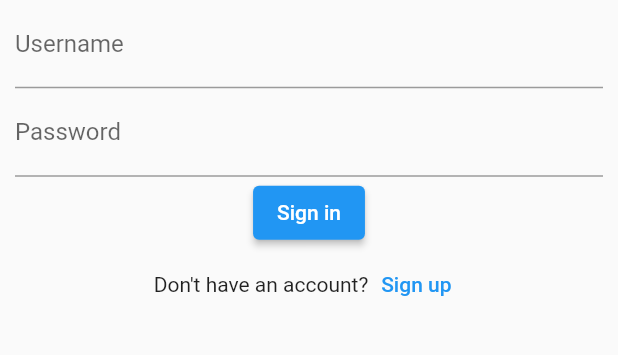
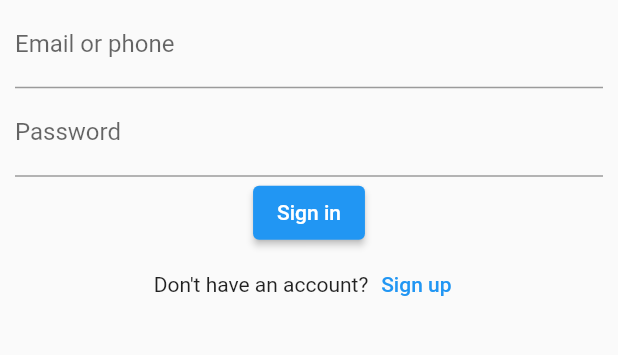
Before and after one commit to Mr-Programmar/Genny-App, a Flutter app: the screen it shows after launch, on a phone screen of 412 x 824 dp, the part 496-851 px from its top. Run offline on Flutter 3.47's test engine with Material 2 defaults, Android fonts, the phone set to English and light mode, and no system bars; our stand-ins replace get, lottie.

Commit message:
lasr_save

```diff
--- a/lib/main.dart
+++ b/lib/main.dart
@@ -19,7 +19,7 @@ class MyApp extends StatelessWidget {
       theme: ThemeData(
         primarySwatch: Colors.blue,
       ),
-      home: Splash(),
+      home: const Splash(),
     );
   }
 }
--- a/lib/view/Login_Screen.dart
+++ b/lib/view/Login_Screen.dart
@@ -1,12 +1,22 @@
 import 'package:flutter/material.dart';
-import 'package:genny_app/view/Home_Screen.dart';
 import 'package:get/get.dart';
 import 'package:get/get_core/src/get_main.dart';
 
-import 'main_View.dart';
+import '../controller/controller_login.dart';
 
-class Login extends StatelessWidget {
+
+
+class Login extends StatefulWidget {
   const Login({Key? key}) : super(key: key);
+
+  @override
+  State<Login> createState() => _LoginState();
+}
+
+class _LoginState extends State<Login> {
+  TextEditingController emailcontroller = TextEditingController();
+  TextEditingController passwordcontroller = TextEditingController();
+  loginController _controller= Get.put(loginController());
 
   @override
   Widget build(BuildContext context) {
@@ -14,31 +24,29 @@ class Login extends StatelessWidget {
       child: Scaffold(
         body: Container(
           margin: EdgeInsets.only(top: 200),
-          padding: EdgeInsets.symmetric(horizontal: 10,vertical: 10),
-
+          padding: EdgeInsets.symmetric(horizontal: 10, vertical: 10),
           child: Column(
             children: [
+              Image(image: AssetImage("assets/icons/Genny_icon_transpart.png")),
+              TextFormField(
+                  controller: emailcontroller,
+                  decoration: InputDecoration(label: Text("Email or phone"))),
+              TextFormField(
+                  controller: passwordcontroller,
+                  decoration: InputDecoration(label: Text("Password"))),
+              ElevatedButton(onPressed: () {
 
-              Image(image: AssetImage("assets/icons/Genny_icon_transpart.png")),
-
-              TextFormField(decoration: InputDecoration(label: Text("Username"))),
-              TextFormField(decoration: InputDecoration(label: Text("Password"))),
-              ElevatedButton(onPressed: () { Get.to(bottom_Nav());
+                _controller.login(emailcontroller.text, passwordcontroller.text);
 
               }, child: Text("Sign in")),
               Row(
                 mainAxisAlignment: MainAxisAlignment.center,
-
-                children: [Text("Don't have an account?"),
-
-                TextButton(onPressed: (){
-
-
-
-                }, child: Text("Sign up")),
-
+                children: [
+                  Text("Don't have an account?"),
+                  TextButton(onPressed: () {}, child: Text("Sign up")),
                 ],
               )
+
             ],
           ),
         ),
--- a/lib/view/main_View.dart
+++ b/lib/view/main_View.dart
@@ -4,6 +4,7 @@ import 'package:get/get.dart';
 import 'package:get/get_core/src/get_main.dart';
 import 'package:get/get_state_manager/src/rx_flutter/rx_obx_widget.dart';
 
+import '../Model/model_login.dart';
 import '../controller/controller_home.dart';
 import '../controller/controller_navigation.dart';
 import 'Home_Screen.dart';
@@ -14,6 +15,7 @@ import 'offers_Screen.dart';
 class bottom_Nav extends StatelessWidget {
   bottom_Nav({Key? key}) : super(key: key);
   NavController navigation_instance = Get.put(NavController());
+
 
 
 
@@ -83,7 +85,7 @@ class bottom_Nav extends StatelessWidget {
                     image:
                     AssetImage('assets/icons/BhaiNabeel-modified.png')),
                 accountName: Text(
-                  'Ch Nabeel Ahmad',
+                  "hiiiiii",
                   style: TextStyle(
                     color: Colors.white,
                     fontWeight: FontWeight.bold,
--- a/pubspec.yaml
+++ b/pubspec.yaml
@@ -35,7 +35,7 @@ dependencies:
   cupertino_icons: ^1.0.2
   lottie: ^2.2.0
   get: ^4.6.5
-  circular_bottom_navigation: ^2.3.0
+  http: ^0.13.5
 
 dev_dependencies:
   flutter_test:
```
Also changed, not shown: lib/Custom_Widgets/user_account_container.dart (+6 -3 lines), lib/Model/model_login.dart (added, +11 -0 lines), lib/controller/controller_login.dart (added, +44 -0 lines), pubspec.lock.
